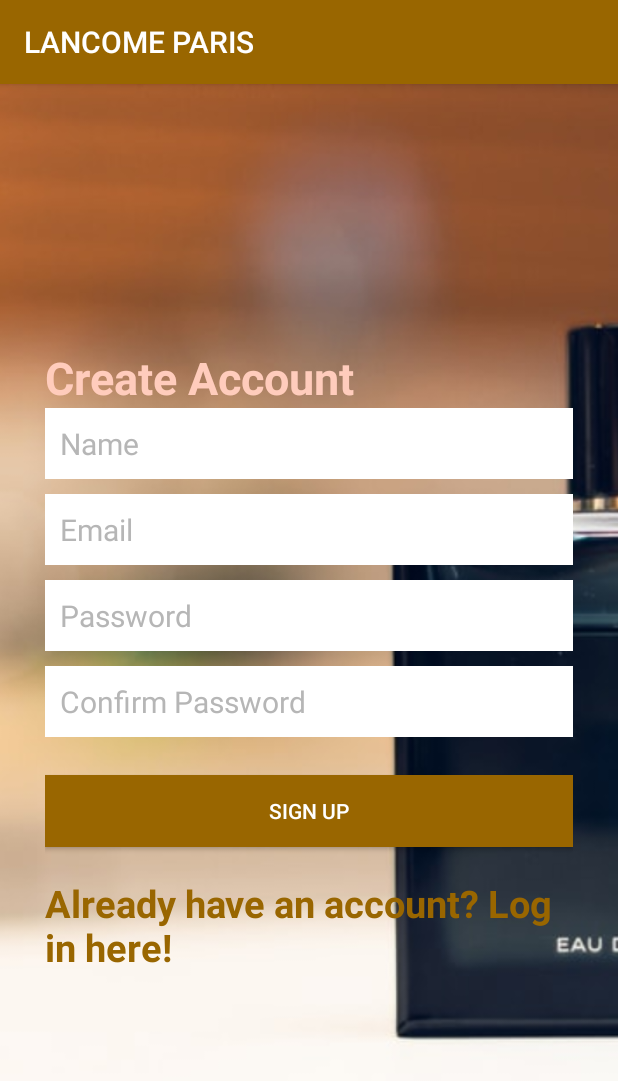
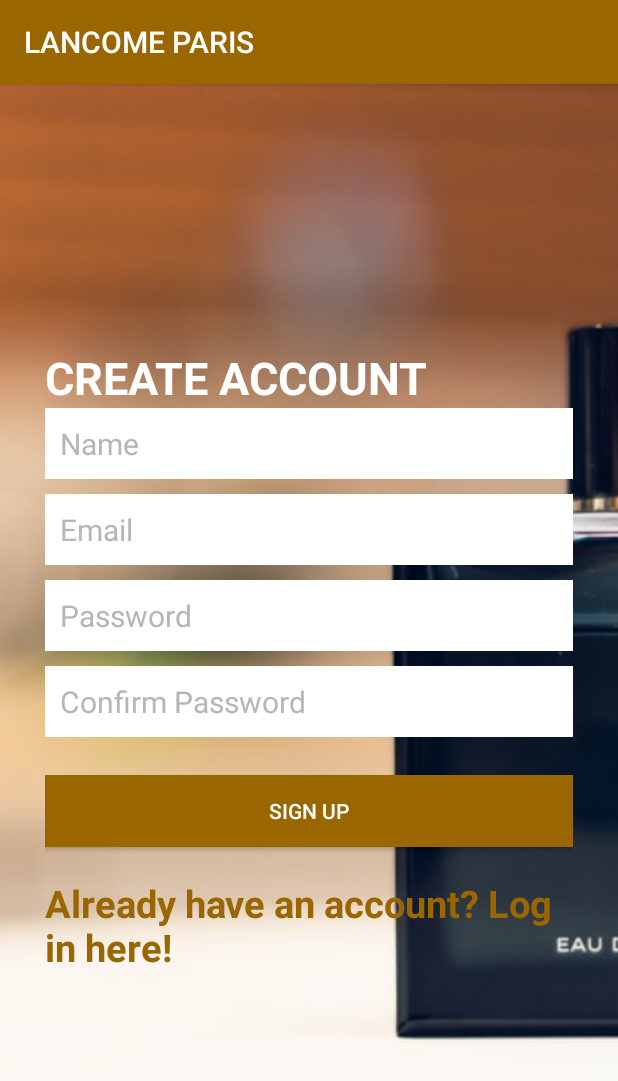
Before and after one commit to lyndaflower/Lancome3-androidProject, an Android app: the screen it shows after launch (SignUpActivity), on a phone screen of 412 x 824 dp. Shown: the top 1081 px of the screen. Run offline under Robolectric (Android 15) with nearby library versions, the phone set to English and light mode, and no system bars; our stand-ins replace Firebase (no records; nobody signed in at launch, a user with empty details on screens opened directly); Roboto replaces fonts that are not available here.

Commit message:
add a change

```diff
--- a/app/src/main/res/layout/activity_log_in.xml
+++ b/app/src/main/res/layout/activity_log_in.xml
@@ -76,8 +76,8 @@
     <TextView
         android:layout_width="wrap_content"
         android:layout_height="wrap_content"
-        android:text="Login"
-        android:textColor="@color/colorPrimaryLight"
+        android:text="LOGIN TO LANCOME PARIS"
+        android:textColor="@color/colorTextIcons"
         android:textSize="30dp"
         android:textStyle="bold"
         android:layout_above="@+id/linearLayout"
--- a/app/src/main/res/layout/activity_sign_up.xml
+++ b/app/src/main/res/layout/activity_sign_up.xml
@@ -24,8 +24,8 @@
         <TextView
             android:layout_width="wrap_content"
             android:layout_height="wrap_content"
-            android:text="Create Account"
-            android:textColor="@color/colorPrimaryLight"
+            android:text="CREATE ACCOUNT "
+            android:textColor="@color/colorTextIcons"
             android:textSize="30dp"
             android:textStyle="bold"
             android:layout_above="@+id/linearLayout"
```
